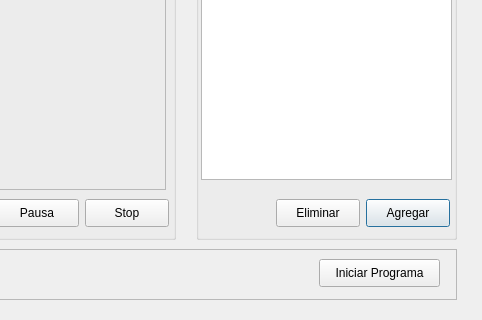
ecristal/proyectoLavamanos, file UI/mainwindow.ui: the form before one commit; both pictures show x 514 to 996 and y 331 to 651 of the 996 by 651 pixel window.
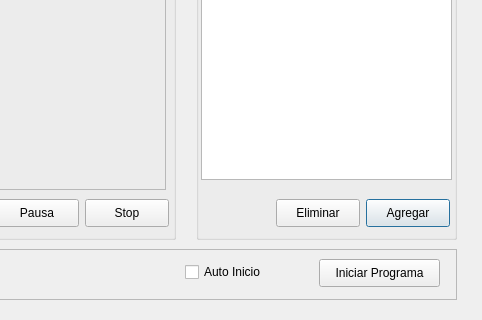
The form after the commit.

Commit message: Se agrega un checkbox para el inicio automatico del programa de lavado al iniciar el sistema

```diff
--- a/UI/mainwindow.ui
+++ b/UI/mainwindow.ui
@@ -161,6 +161,19 @@
      <string>Iniciar Programa</string>
     </property>
    </widget>
+   <widget class="QCheckBox" name="cbAutoInicio">
+    <property name="geometry">
+     <rect>
+      <x>679</x>
+      <y>10</y>
+      <width>111</width>
+      <height>26</height>
+     </rect>
+    </property>
+    <property name="text">
+     <string>Auto Inicio</string>
+    </property>
+   </widget>
   </widget>
  </widget>
  <resources/>
```
The commit also changes 1 other file.
